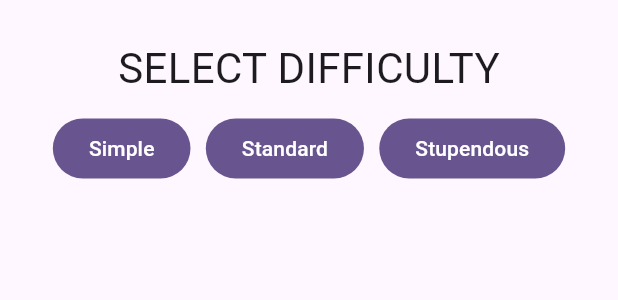
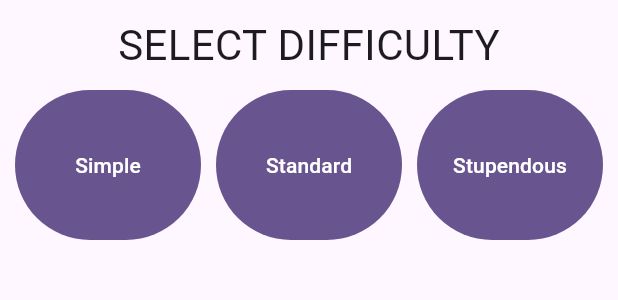
Before and after one commit to noobnelson/tip-tap-type, a Flutter app: the PlayPage widget shown alone on an empty page, opened directly, after a tap on "Simple", on a phone screen of 412 x 824 dp. Shown: the top 300 px of the screen. Run offline on Flutter 3.47's test engine with Material 2 defaults, Android fonts, the light colour scheme and no system bars.

Commit message:
updated difficulty select buttons
able to expand size of buttons

```diff
--- a/lib/main.dart
+++ b/lib/main.dart
@@ -138,8 +138,9 @@
   const PlayPage({super.key});
   @override
   Widget build(BuildContext context) {
-    return Padding(
-      padding: const EdgeInsets.all(25.0),
+    return Center(
+      child: Padding(
+        padding: const EdgeInsets.all(10.0),
         child: Column(
           mainAxisAlignment: MainAxisAlignment.start,
           children: [
@@ -150,75 +151,52 @@
             ),
             const SizedBox(height: 10),
             Row(
-            mainAxisAlignment: MainAxisAlignment.spaceEvenly,
+              mainAxisSize: MainAxisSize.min,
               children: [
-
-              FilledButton(
-                  style: ButtonStyle(
-                    foregroundColor:
-                        MaterialStateProperty.all<Color>(Colors.white),
-                    overlayColor: MaterialStateProperty.resolveWith<Color?>(
-                      (Set<MaterialState> states) {
-                        if (states.contains(MaterialState.hovered)) {
-                          return Colors.blue.withOpacity(0.04);
-                        }
-                        if (states.contains(MaterialState.focused) ||
-                            states.contains(MaterialState.pressed)) {
-                          return Colors.blue.withOpacity(0.12);
-                        }
-                        return null; // Defer to the widget's default.
+                Expanded(
+                  child: SizedBox(
+                    height: 100,
+                    width: 100,
+                    child: Expanded(
+                      child: FilledButton(
+                        onPressed: () {
+                          print('test');
                         },
+                        child: const Text('Simple'),
                       ),
                     ),
-                  onPressed: () {
-                    print('Simple selected');
-                  },
-                  child: const Text('Simple')),
-              FilledButton(
-                  style: ButtonStyle(
-                    foregroundColor:
-                        MaterialStateProperty.all<Color>(Colors.white),
-                    overlayColor: MaterialStateProperty.resolveWith<Color?>(
-                      (Set<MaterialState> states) {
-                        if (states.contains(MaterialState.hovered)) {
-                          return Colors.blue.withOpacity(0.04);
-                        }
-                        if (states.contains(MaterialState.focused) ||
-                            states.contains(MaterialState.pressed)) {
-                          return Colors.blue.withOpacity(0.12);
-                        }
-                        return null; // Defer to the widget's default.
-                      },
                   ),
                 ),
+                const SizedBox(width: 10),
+                Expanded(
+                  child: SizedBox(
+                    height: 100,
+                    width: 100,
+                    child: FilledButton(
                       onPressed: () {
-                    print('Standard selected');
+                        print('test');
                       },
-                  child: const Text('Standard')),
-              FilledButton(
-                  style: ButtonStyle(
-                    foregroundColor:
-                        MaterialStateProperty.all<Color>(Colors.white),
-                    overlayColor: MaterialStateProperty.resolveWith<Color?>(
-                      (Set<MaterialState> states) {
-                        if (states.contains(MaterialState.hovered)) {
-                          return Colors.blue.withOpacity(0.04);
-                        }
-                        if (states.contains(MaterialState.focused) ||
-                            states.contains(MaterialState.pressed)) {
-                          return Colors.blue.withOpacity(0.12);
-                        }
-                        return null; // Defer to the widget's default.
-                      },
+                      child: const Text('Standard'),
                     ),
                   ),
+                ),
+                const SizedBox(width: 10),
+                Expanded(
+                  child: SizedBox(
+                    height: 100,
+                    width: 100,
+                    child: FilledButton(
                       onPressed: () {
-                    print('Stupendous selected');
+                        print('test3');
                       },
-                  child: const Text('Stupendous')),
+                      child: const Text('Stupendous'),
+                    ),
+                  ),
+                ),
               ],
             ),
           ],
+        ),
       ),
     );
   }
```
Lines whose indentation alone changed are shown as unchanged.
